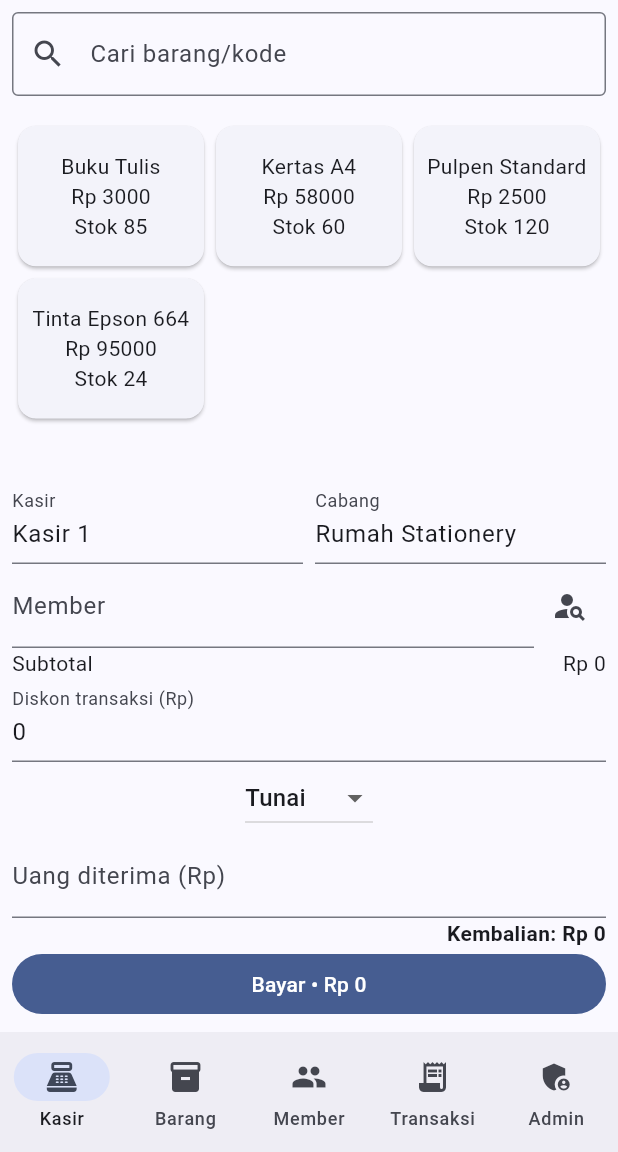
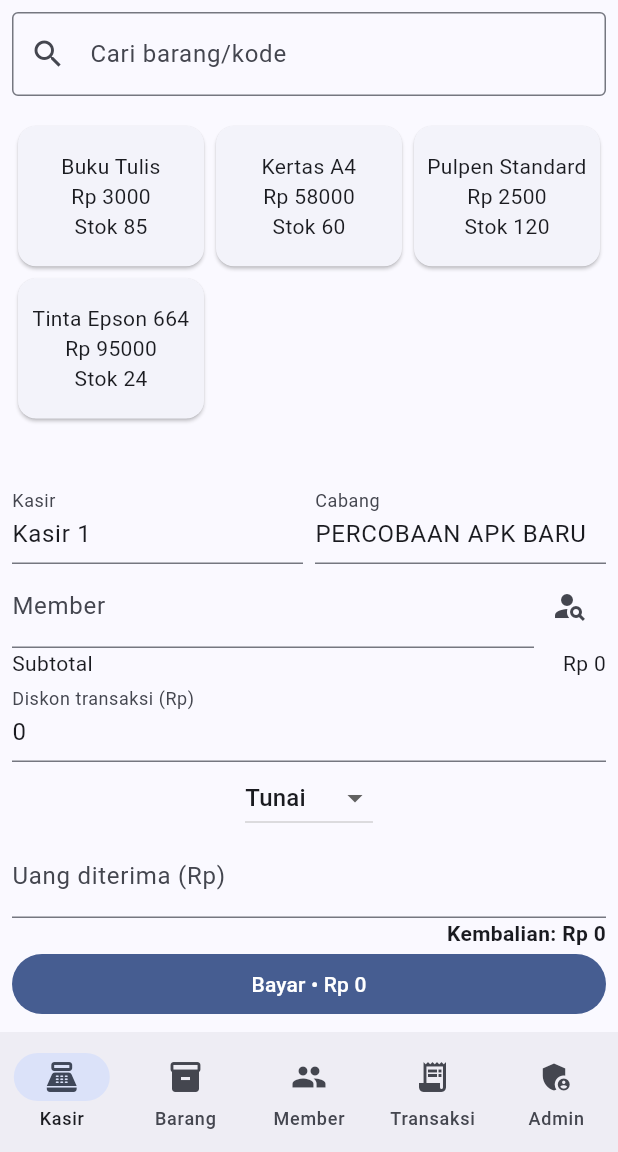
Before and after one commit to sachril917-spec/rumahstationery-kasir-modern, a Flutter app: the screen it shows after launch, on a phone screen of 412 x 824 dp, the part 84-1236 px from its top. Run offline on Flutter 3.47's test engine with Material 3 defaults, Android fonts, the phone set to English and light mode, and no system bars; our stand-ins replace sqflite; accounts and stored records are empty.

Commit message:
Update main.dart

```diff
--- a/lib/main.dart
+++ b/lib/main.dart
@@ -163,7 +163,7 @@ class Home extends StatefulWidget { const Home({super.key}); @override State<Hom
 class _HomeState extends State<Home> {
   final search=TextEditingController(),code=TextEditingController(),name=TextEditingController(),cost=TextEditingController(text:'0'),
     price=TextEditingController(),mid=TextEditingController(),qty=TextEditingController(text:'10'),stock=TextEditingController(),
-    cashier=TextEditingController(text:'Kasir 1'),branch=TextEditingController(text:'Rumah Stationery'),memberCode=TextEditingController(),
+    cashier=TextEditingController(text:'Kasir 1'),branch=TextEditingController(text:'PERCOBAAN APK BARU'),memberCode=TextEditingController(),
     memberName=TextEditingController(),phone=TextEditingController(),discount=TextEditingController(text:'0'),
     level=TextEditingController(text:'Retail'),txnDiscount=TextEditingController(text:'0'),cash=TextEditingController();
   List<Map<String,Object?>> ps=[],ms=[];
```
